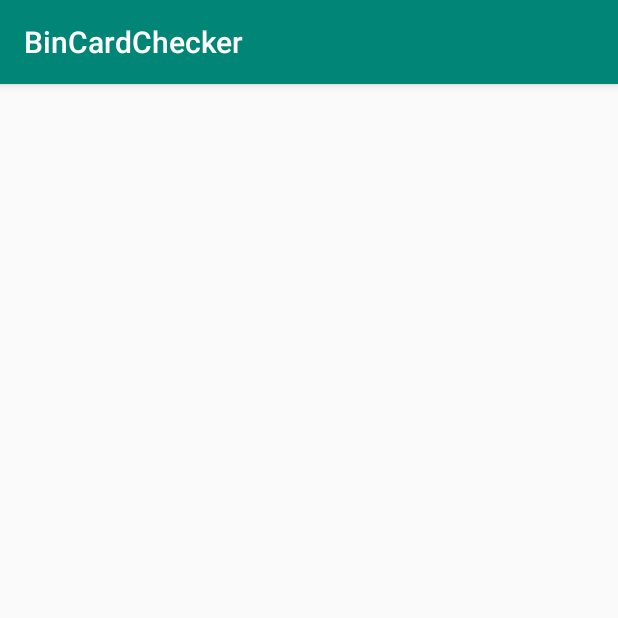
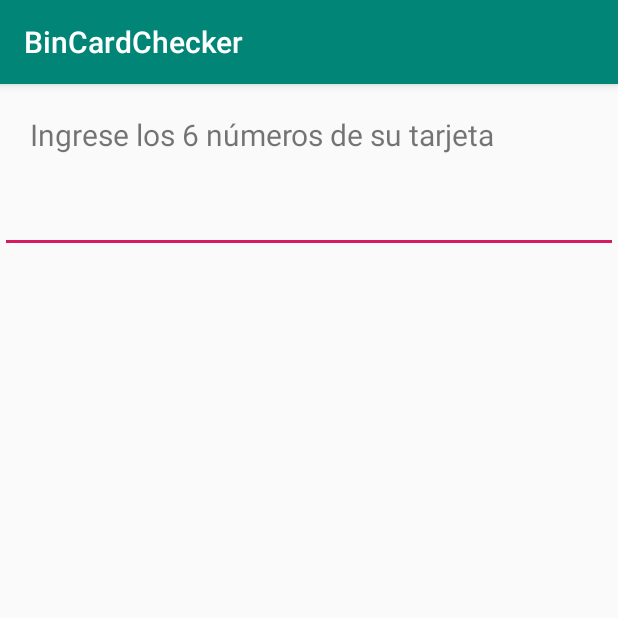
Before and after one commit to cristian16b/Bin-Card-Cheker, an Android app: the screen it shows after launch (MainActivity), on a phone screen of 412 x 824 dp, the top half of it. Run offline under Robolectric (Android 15) with nearby library versions, the phone set to English and light mode, and no system bars.

Commit message:
Trabajando con el template xml

```diff
--- a/app/src/main/res/layout/activity_main.xml
+++ b/app/src/main/res/layout/activity_main.xml
@@ -15,18 +15,39 @@
             android:layout_height="match_parent">
 
             <TextView
-                android:layout_width="wrap_content"
+                android:id="@+id/textoTitulo"
+                android:layout_width="match_parent"
                 android:layout_height="wrap_content"
-                android:text=""
+                android:text="@string/texto_ingrese_nros"
+                android:layout_centerHorizontal="true"
+                android:padding="20dp"
+                android:textSize="@dimen/txts_default"
                 app:layout_constraintBottom_toBottomOf="parent"
                 app:layout_constraintLeft_toLeftOf="parent"
                 app:layout_constraintRight_toRightOf="parent"
                 app:layout_constraintTop_toTopOf="parent" />
 
+            <EditText
+                android:id="@+id/nroTarjetaText"
+                android:layout_width="match_parent"
+                android:layout_height="wrap_content"
+                android:layout_below="@id/textoTitulo"
+                android:paddingLeft="30dp"
+                android:maxLength="6"
+                android:inputType="numberDecimal" />
+
+
+
+            <LinearLayout
+                android:layout_below="@id/nroTarjetaText"
+                android:layout_width="match_parent"
+                android:layout_height="match_parent"
+                android:orientation="vertical">
 
 
 
 
+            </LinearLayout>
         </RelativeLayout>
     </ScrollView>
 </androidx.constraintlayout.widget.ConstraintLayout>
--- /dev/null
+++ b/app/src/main/res/values/dimens.xml
@@ -0,0 +1,11 @@
+<?xml version="1.0" encoding="utf-8"?>
+<resources>
+    <!-- Default screen margins, per the Android Design guidelines. -->
+    <dimen name="fab_margin">10dp</dimen>
+
+    <dimen name="txts_small">16dp</dimen>
+    <dimen name="txts_default">20dp</dimen>
+    <dimen name="txts_titulo">22dp</dimen>
+    <!-- Default screen margins, per the Android Design guidelines. -->
+
+</resources>
```
